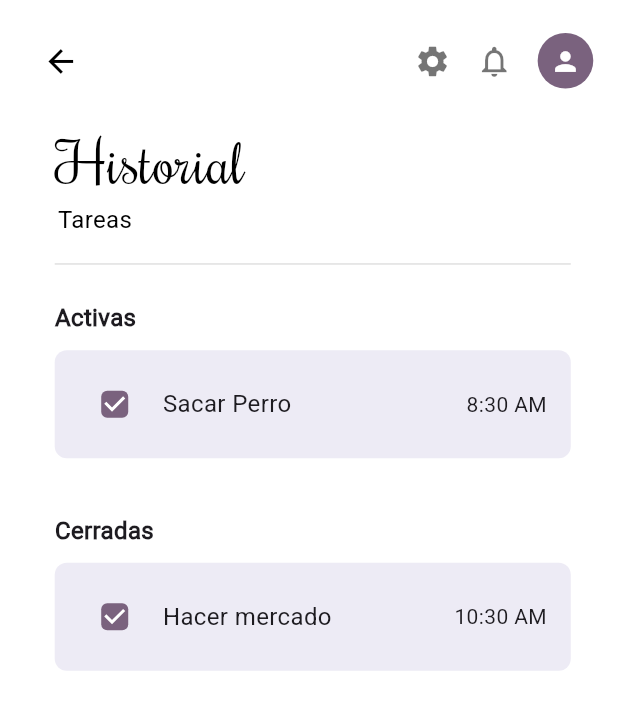
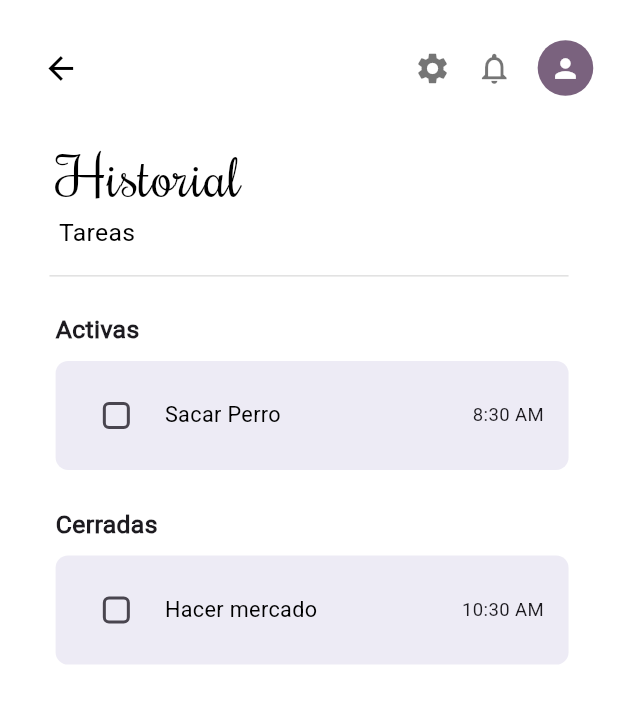
Before and after one commit to marianadiaz179/UX_UpNext, a Flutter app: the TaskHistoryMobileScreen screen opened directly, on a phone screen of 412 x 824 dp. Shown: the top 710 px of the screen. Run offline on Flutter 3.47's test engine with Material 3 defaults, Android fonts, the phone set to English and light mode, and no system bars.

```diff
--- a/lib/screens/mobile/alarms_mobile.dart
+++ b/lib/screens/mobile/alarms_mobile.dart
@@ -13,7 +13,6 @@ class AlarmsMobileScreen extends StatefulWidget {
 }
 
 class _AlarmsMobileScreenState extends State<AlarmsMobileScreen> {
-  // Lista de alarmas con estado (true = activa, false = apagada)
   final List<Map<String, dynamic>> _alarms = [
     {
       "title": "Despertar",
@@ -62,7 +61,6 @@ class _AlarmsMobileScreenState extends State<AlarmsMobileScreen> {
               const CustomAppBarMobile(),
               SizedBox(height: height * 0.02),
 
-              // Título
               Padding(
                 padding: EdgeInsets.only(left: width * 0.05),
                 child: Text(
@@ -82,7 +80,6 @@ class _AlarmsMobileScreenState extends State<AlarmsMobileScreen> {
               ),
               SizedBox(height: dividerSpacing),
 
-              // Lista de alarmas
               ..._alarms.asMap().entries.map((entry) {
                 int index = entry.key;
                 var alarm = entry.value;
@@ -117,7 +114,6 @@ class _AlarmsMobileScreenState extends State<AlarmsMobileScreen> {
 
               SizedBox(height: height * 0.03),
 
-              // Botón historial
               Align(
                 alignment: Alignment.centerRight,
                 child: Padding(
@@ -156,7 +152,6 @@ class _AlarmsMobileScreenState extends State<AlarmsMobileScreen> {
 
               const Spacer(),
 
-              // Botón flotante
               Align(
                 alignment: Alignment.bottomRight,
                 child: Padding(
--- a/lib/screens/mobile/task_history_mobile.dart
+++ b/lib/screens/mobile/task_history_mobile.dart
@@ -1,128 +1,98 @@
 import 'package:flutter/material.dart';
 import 'package:upnext_mobile/widgets/mobile/custom_app_bar_mobile.dart';
+import 'package:upnext_mobile/widgets/mobile/task_tile_mobile.dart';
 
 class TaskHistoryMobileScreen extends StatelessWidget {
   const TaskHistoryMobileScreen({super.key});
 
   @override
   Widget build(BuildContext context) {
-    final double screenHeight = MediaQuery.of(context).size.height;
+    final size = MediaQuery.of(context).size;
+    final screenHeight = size.height;
+    final screenWidth = size.width;
+
     final double padding = screenHeight * 0.02;
+    final double titleFontSize = screenHeight * 0.045;
+    final double subtitleFontSize = screenHeight * 0.02;
+    final double sectionFontSize = screenHeight * 0.02;
+    final double tileSpacing = screenHeight * 0.02;
 
     return Scaffold(
       backgroundColor: Colors.white,
       body: SafeArea(
+        child: SizedBox(
+          width: screenWidth,
+          height: screenHeight,
           child: Padding(
             padding: EdgeInsets.all(padding),
             child: ListView(
               children: [
-              const CustomAppBarMobile(),
+                SizedBox(
+                  height: screenHeight * 0.07,
+                  child: const CustomAppBarMobile(),
+                ),
                 SizedBox(height: padding),
-              const Padding(
-                padding: EdgeInsets.only(left: 20),
+                Padding(
+                  padding: EdgeInsets.only(left: screenWidth * 0.05),
                   child: Text(
                     "Historial",
                     style: TextStyle(
-                    fontSize: 38,
+                      fontSize: titleFontSize,
                       fontFamily: 'Rochester',
                       color: Colors.black,
                     ),
                   ),
                 ),
-              const Padding(
-                padding: EdgeInsets.only(left: 22),
+                Padding(
+                  padding: EdgeInsets.only(left: screenWidth * 0.055),
                   child: Text(
                     "Tareas",
                     style: TextStyle(
-                    fontSize: 16,
+                      fontSize: subtitleFontSize,
                       fontWeight: FontWeight.w300,
                       color: Colors.black,
                     ),
                   ),
                 ),
-              const SizedBox(height: 10),
+                SizedBox(height: tileSpacing / 2),
                 Padding(
-                padding: const EdgeInsets.only(left: 20, right: 15),
+                  padding: EdgeInsets.symmetric(horizontal: screenWidth * 0.04),
                   child: Divider(color: Colors.grey.shade300),
                 ),
-              SizedBox(height: padding),
-              const Padding(
-                padding: EdgeInsets.only(left: 20, bottom: 10),
+                SizedBox(height: tileSpacing),
+
+                Padding(
+                  padding: EdgeInsets.only(
+                      left: screenWidth * 0.05, bottom: tileSpacing / 2),
                   child: Text(
                     "Activas",
                     style: TextStyle(
-                    fontSize: 16,
+                      fontSize: sectionFontSize,
                       fontWeight: FontWeight.bold,
                     ),
                   ),
                 ),
-              const _TaskTile(title: "Sacar Perro", time: "8:30 AM"),
-              SizedBox(height: padding * 1.5),
-              const Padding(
-                padding: EdgeInsets.only(left: 20, bottom: 10),
+                const TaskTileMobile(title: "Sacar Perro", time: "8:30 AM"),
+
+                SizedBox(height: tileSpacing * 1.5),
+
+                Padding(
+                  padding: EdgeInsets.only(
+                      left: screenWidth * 0.05, bottom: tileSpacing / 2),
                   child: Text(
                     "Cerradas",
                     style: TextStyle(
-                    fontSize: 16,
+                      fontSize: sectionFontSize,
                       fontWeight: FontWeight.bold,
                     ),
                   ),
                 ),
-              const _TaskTile(title: "Hacer mercado", time: "10:30 AM"),
+                const TaskTileMobile(title: "Hacer mercado", time: "10:30 AM"),
               ],
+            ),
           ),
         ),
       ),
     );
   }
 }
-
-class _TaskTile extends StatelessWidget {
-  final String title;
-  final String time;
-  const _TaskTile({required this.title, required this.time});
-
-  @override
-  Widget build(BuildContext context) {
-    return Padding(
-      padding: const EdgeInsets.only(left: 20, right: 15, bottom: 12),
-      child: Container(
-        padding: const EdgeInsets.symmetric(horizontal: 16, vertical: 12),
-        decoration: BoxDecoration(
-          color: const Color(0xFFEDEBF5),
-          borderRadius: BorderRadius.circular(8),
-        ),
-        child: Row(
-          children: [
-            Checkbox(
-              value: true,
-              onChanged: (_) {},
-              shape: RoundedRectangleBorder(
-                borderRadius: BorderRadius.circular(4),
-              ),
-              activeColor: const Color(0xFF7A627E),
-              checkColor: Colors.white,
-            ),
-            const SizedBox(width: 8),
-            Expanded(
-              child: Text(
-                title,
-                style: const TextStyle(
-                  fontSize: 16,
-                  fontWeight: FontWeight.w500,
-                ),
-              ),
-            ),
-            Text(
-              time,
-              style: const TextStyle(
-                fontSize: 14,
-                fontWeight: FontWeight.w300,
-              ),
-            ),
-          ],
-        ),
-      ),
-    );
-  }
-}
--- a/lib/screens/web/alarm_detail_web.dart
+++ b/lib/screens/web/alarm_detail_web.dart
@@ -134,11 +134,10 @@ class _AlarmDetailWebScreenState extends State<AlarmDetailWebScreen> {
                           ),
                         ),
 
-                        SizedBox(width: width * 0.05), // Separación entre columnas
+                        SizedBox(width: width * 0.05),
 
-                        // Columna derecha - Switches
                         SizedBox(
-                          width: width * 0.35, // 35% de la pantalla
+                          width: width * 0.35,
                           child: Column(
                             children: [
                               buildSwitchTile(
--- a/lib/screens/web/alarm_history_web.dart
+++ b/lib/screens/web/alarm_history_web.dart
@@ -212,7 +212,6 @@ class _AlarmHistoryWebScreenState extends State<AlarmHistoryWebScreen> {
                 ),
               ),
 
-              // Botón Exportar
               Padding(
                 padding: EdgeInsets.only(
                     right: width * 0.02,
--- a/lib/screens/web/task_history_web.dart
+++ b/lib/screens/web/task_history_web.dart
@@ -81,7 +81,6 @@ class _TaskHistoryWebScreenState extends State<TaskHistoryWebScreen> {
                   child: Row(
                     crossAxisAlignment: CrossAxisAlignment.start,
                     children: [
-                      // Columna Activas
                       Expanded(
                         child: Column(
                           crossAxisAlignment: CrossAxisAlignment.start,
@@ -122,7 +121,6 @@ class _TaskHistoryWebScreenState extends State<TaskHistoryWebScreen> {
 
                       SizedBox(width: width * 0.03),
 
-                      // Columna Cerradas
                       Expanded(
                         child: Column(
                           crossAxisAlignment: CrossAxisAlignment.start,
@@ -165,7 +163,6 @@ class _TaskHistoryWebScreenState extends State<TaskHistoryWebScreen> {
                 ),
               ),
 
-              // Botón Exportar
               Padding(
                 padding: EdgeInsets.only(
                     right: width * 0.02,
```
Also changed, not shown: lib/screens/mobile/alarm_history_mobile.dart (+35 -23 lines), lib/screens/mobile/home_mobile.dart (+0 -9 lines), 3 other files. Lines whose indentation alone changed are shown as unchanged.
